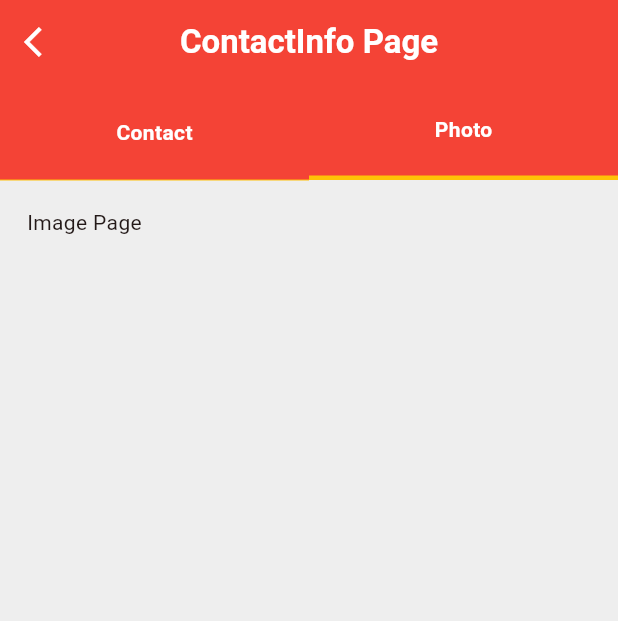
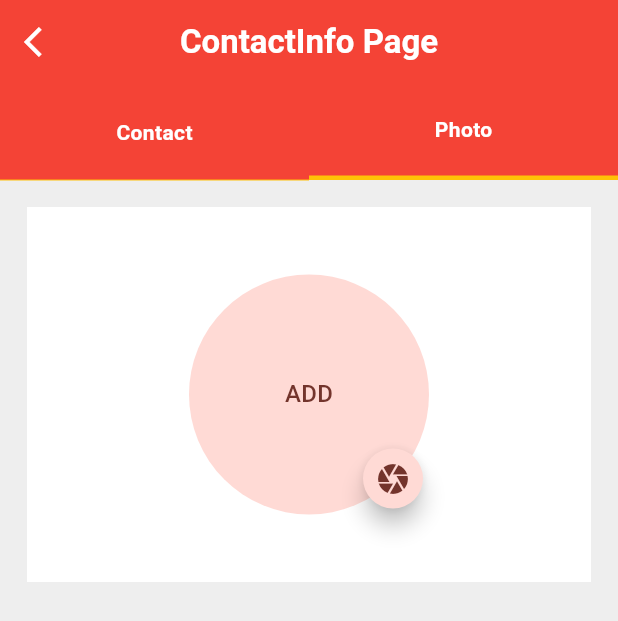
Before and after one commit to IamJayGondaliya/resume_builder_jcf10, a Flutter app: the ContactInfoPage screen opened by its route, after a tap on "Save", after a tap on "Reset", after a tap on "Photo", on a phone screen of 412 x 824 dp. Shown: the top 621 px of the screen. Run offline on Flutter 3.47's test engine with Material 2 defaults, Android fonts, the phone set to English and light mode, and no system bars; our stand-ins replace image_picker; accounts and stored records are empty.

Commit message:
JG | 22/04/23 added image_picker

```diff
--- a/lib/modals/globals.dart
+++ b/lib/modals/globals.dart
@@ -1,3 +1,5 @@
+import 'dart:io';
+
 class Global {
   static String? name;
   static String? email;
@@ -5,4 +7,6 @@ class Global {
   static String? a1;
   static String? a2;
   static String? a3;
+
+  static File? image;
 }
--- a/lib/views/screens/contact_info_page.dart
+++ b/lib/views/screens/contact_info_page.dart
@@ -1,3 +1,5 @@
+import 'dart:io';
+
 import 'package:flutter/material.dart';
 import 'package:flutter/services.dart';
 import 'package:resume_builder_jcf10/modals/globals.dart';
@@ -5,6 +7,7 @@ import 'package:resume_builder_jcf10/utils/icon_utils.dart';
 import 'package:resume_builder_jcf10/utils/theme_utils.dart';
 import 'package:resume_builder_jcf10/views/component/back_button.dart';
 import 'package:resume_builder_jcf10/views/component/my_snackbar.dart';
+import 'package:image_picker/image_picker.dart';
 
 class ContactInfoPage extends StatefulWidget {
   const ContactInfoPage({Key? key}) : super(key: key);
@@ -20,6 +23,12 @@ class _ContactInfoPageState extends State<ContactInfoPage> {
   bool hide = true;
 
   GlobalKey<FormState> formKey = GlobalKey<FormState>();
+
+  TextEditingController nameController = TextEditingController(text: Global.name);
+
+  AutovalidateMode mode = AutovalidateMode.disabled;
+
+  ImagePicker picker = ImagePicker();
 
   @override
   Widget build(BuildContext context) {
@@ -109,7 +118,7 @@ class _ContactInfoPageState extends State<ContactInfoPage> {
                     color: Colors.white,
                     child: Form(
                       key: formKey,
-                      autovalidateMode: AutovalidateMode.onUserInteraction,
+                      autovalidateMode: mode,
                       child: SingleChildScrollView(
                         child: Column(
                           mainAxisSize: MainAxisSize.min,
@@ -128,7 +137,8 @@ class _ContactInfoPageState extends State<ContactInfoPage> {
                                 Expanded(
                                   flex: 8,
                                   child: TextFormField(
-                                    initialValue: Global.name,
+                                    controller: nameController,
+                                    // initialValue: Global.name,
                                     validator: (val) {
                                       if (val!.isEmpty) {
                                         return "Please enter name...";
@@ -302,6 +312,8 @@ class _ContactInfoPageState extends State<ContactInfoPage> {
                                 ElevatedButton(
                                   onPressed: () {
                                     setState(() {
+                                      mode = AutovalidateMode.onUserInteraction;
+
                                       if (formKey.currentState!.validate()) {
                                         formKey.currentState!.save();
 
@@ -328,6 +340,8 @@ class _ContactInfoPageState extends State<ContactInfoPage> {
                                     setState(() {
                                       formKey.currentState!.reset();
 
+                                      nameController.clear();
+
                                       Global.name = Global.email = Global.contact = Global.a1 = Global.a2 = Global.a3 = null;
                                     });
                                   },
@@ -341,7 +355,68 @@ class _ContactInfoPageState extends State<ContactInfoPage> {
                     ),
                   ),
                   //Photo Page
-                  Text("Image Page"),
+                  Container(
+                    height: 250,
+                    color: Colors.white,
+                    alignment: Alignment.center,
+                    child: Stack(
+                      alignment: Alignment.bottomRight,
+                      children: [
+                        CircleAvatar(
+                          radius: 80,
+                          foregroundImage: (Global.image != null) ? FileImage(Global.image!) : null,
+                          child: const Text("ADD"),
+                        ),
+                        FloatingActionButton(
+                          onPressed: () {
+                            showDialog(
+                              context: context,
+                              builder: (context) => AlertDialog(
+                                title: const Text("Select the method !!"),
+                                actions: [
+                                  TextButton.icon(
+                                    onPressed: () async {
+                                      Navigator.of(context).pop();
+
+                                      XFile? img = await picker.pickImage(source: ImageSource.camera);
+
+                                      if (img != null) {
+                                        setState(() {
+                                          Global.image = File(img.path);
+                                        });
+                                      }
+                                    },
+                                    label: const Text("Camera"),
+                                    icon: const Icon(Icons.camera_alt),
+                                  ),
+                                  TextButton.icon(
+                                    onPressed: () async {
+                                      XFile? img = await picker.pickImage(source: ImageSource.gallery);
+
+                                      if (img != null) {
+                                        setState(() {
+                                          Global.image = File(img.path);
+                                        });
+                                      }
+
+                                      Navigator.of(context).pop();
+                                    },
+                                    label: const Text("Gallery"),
+                                    icon: const Icon(Icons.image),
+                                  ),
+                                ],
+                              ),
+                            );
+                          },
+                          mini: true,
+                          shape: RoundedRectangleBorder(
+                            borderRadius: BorderRadius.circular(50),
+                          ),
+                          child: const Icon(Icons.camera),
+                        ),
+                      ],
+                    ),
+                  ),
                 ],
               ),
             ),
--- a/pubspec.yaml
+++ b/pubspec.yaml
@@ -35,6 +35,7 @@ dependencies:
   # The following adds the Cupertino Icons font to your application.
   # Use with the CupertinoIcons class for iOS style icons.
   cupertino_icons: ^1.0.2
+  image_picker: ^0.8.7+4
 
 dev_dependencies:
   flutter_test:
```
Also changed, not shown: pubspec.lock.
